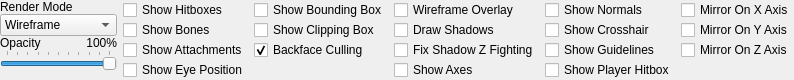
This is src/tools/hlam/ui/assets/studiomodel/dockpanels/StudioModelModelDisplayPanel.ui in SamVanheer/HalfLifeAssetManager as Qt 5 draws it before an edit. The edited form follows.
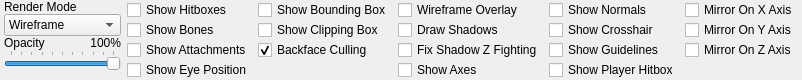
This is the edited form.

Commit message: Add 4 pixels of margin on left and right of dock panels, simplify Lighting panel contents

Diff of the .ui file:
```diff
--- a/src/tools/hlam/ui/assets/studiomodel/dockpanels/StudioModelModelDisplayPanel.ui
+++ b/src/tools/hlam/ui/assets/studiomodel/dockpanels/StudioModelModelDisplayPanel.ui
@@ -6,7 +6,7 @@
    <rect>
     <x>0</x>
     <y>0</y>
-    <width>719</width>
+    <width>727</width>
     <height>75</height>
    </rect>
   </property>
@@ -18,13 +18,13 @@
     <enum>QLayout::SetFixedSize</enum>
    </property>
    <property name="leftMargin">
-    <number>0</number>
+    <number>4</number>
    </property>
    <property name="topMargin">
     <number>0</number>
    </property>
    <property name="rightMargin">
-    <number>0</number>
+    <number>4</number>
    </property>
    <property name="bottomMargin">
     <number>0</number>
```
The commit also changes 13 other files.
